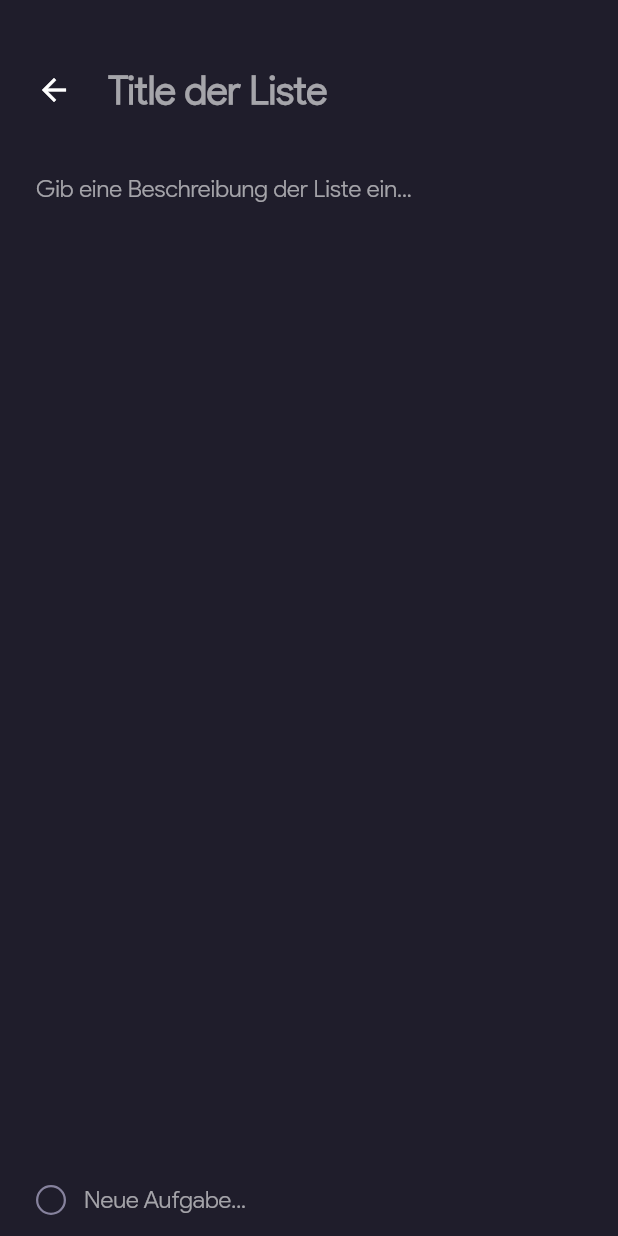
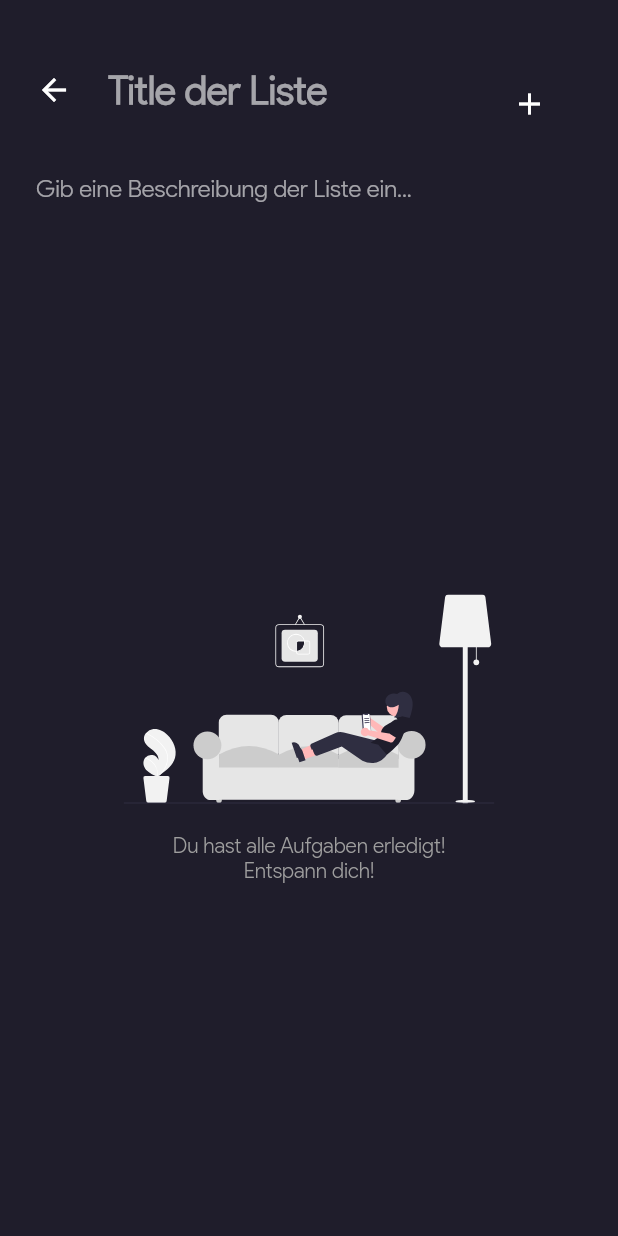
Before and after one commit to badbryany/todoapp, a Flutter app: the screen it shows after launch, after a tap on the "add" icon, on a phone screen of 412 x 824 dp. Run offline on Flutter 3.47's test engine with Material 2 defaults, Android fonts, the phone set to English and light mode, and no system bars; our stand-ins replace flutter_svg, sqflite; accounts and stored records are empty.

Commit message:
if there are no tasks anymore -> svg Picture

```diff
--- a/lib/screens/taskpage.dart
+++ b/lib/screens/taskpage.dart
@@ -1,4 +1,5 @@
 import 'package:flutter/material.dart';
+import 'package:flutter_svg/flutter_svg.dart';
 
 import '../database_helper.dart';
 import '../models/task.dart';
@@ -28,6 +29,7 @@ class _TaskpageState extends State<Taskpage> {
   FocusNode _todoFocus;
 
   bool _contentVisile = false;
+  bool _addToDo = false;
 
   @override
   void initState() {
@@ -53,7 +55,9 @@ class _TaskpageState extends State<Taskpage> {
       body: SafeArea(
         child: Container(
           color: Color(0xff1f1d2b),
-          child: Column(
+          child: Stack(
+            children: [
+              Column(
                 crossAxisAlignment: CrossAxisAlignment.start,
                 children: [
                   Padding(
@@ -134,9 +138,24 @@ class _TaskpageState extends State<Taskpage> {
                     ),
                   ),
                   FutureBuilder(
-                initialData: [],
                     future: _dbHelper.getTodo(_taskId),
                     builder: (context, snapshot) {
+                      if (snapshot.data.length == 0) {
+                        return Expanded(
+                          child: Container(
+                            alignment: Alignment.center,
+                            child: Column(
+                              mainAxisAlignment: MainAxisAlignment.center,
+                              crossAxisAlignment: CrossAxisAlignment.center,
+                              children: [
+                                SvgPicture.asset('assets/imgs/relax.svg', width: MediaQuery.of(context).size.width*0.6, alignment: Alignment.center,),
+                                SizedBox(height: 20),
+                                Text('Du hast alle Aufgaben erledigt!\nEntspann dich!', textAlign: TextAlign.center, style: TextStyle(color: Colors.grey),)
+                              ],
+                            ),
+                          ),
+                        );
+                      }
                       return Expanded(
                         child: ListView.builder(
                           itemCount: snapshot.data.length,
@@ -164,11 +183,31 @@ class _TaskpageState extends State<Taskpage> {
                       );
                     },
                   ),
-              Visibility(
-                visible: true,
-                child: Padding(
-                  padding: EdgeInsets.symmetric(
-                    horizontal: 24.0,
+                ],
+              ),
+              Positioned(
+                top: 35,
+                right: 25,
+                child: Container(
+                  padding: EdgeInsets.all(10),
+                  child: IconButton(
+                    icon: Icon(Icons.add),
+                    onPressed: () => setState(() {_addToDo = !_addToDo;}),
+                  )
+                )
+              ),
+              Positioned(
+                bottom: 0,
+                left: 0,
+                right: 0,
+                //width: double.infinity, //MediaQuery.of(context).size.width
+                child: Visibility(
+                  visible: _addToDo,
+                  child: Container(
+                    margin: EdgeInsets.symmetric(horizontal: 24),
+                    padding: EdgeInsets.symmetric(horizontal: 10),
+                    decoration: BoxDecoration(
+                      //color: Color(0xff272636),
                     ),
                     child: Row(
                       children: [
@@ -185,6 +224,7 @@ class _TaskpageState extends State<Taskpage> {
                         ),
                         Expanded(
                           child: TextField(
+                            autofocus: true,
                             focusNode: _todoFocus,
                             controller: TextEditingController()..text = "",
                             onSubmitted: (value) async {
@@ -210,8 +250,9 @@ class _TaskpageState extends State<Taskpage> {
                               border: InputBorder.none,
                             ),
                           ),
+                        )
+                      ],
                     ),
-                    ],
                   ),
                 ),
               )
--- a/pubspec.yaml
+++ b/pubspec.yaml
@@ -28,3 +28,4 @@ flutter:
         - asset: ./assets/fonts/ProductSans-Light.ttf
   assets:
     - assets/icons/
+    - assets/imgs/
```
Also changed, not shown: assets/imgs/relax.svg (added). Lines whose indentation alone changed are shown as unchanged.
